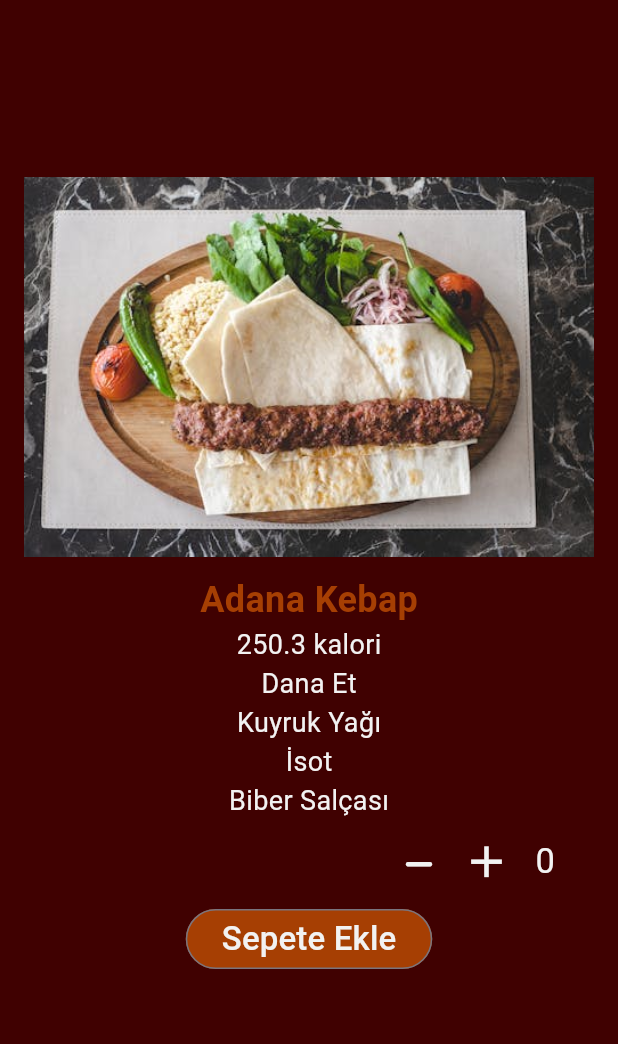
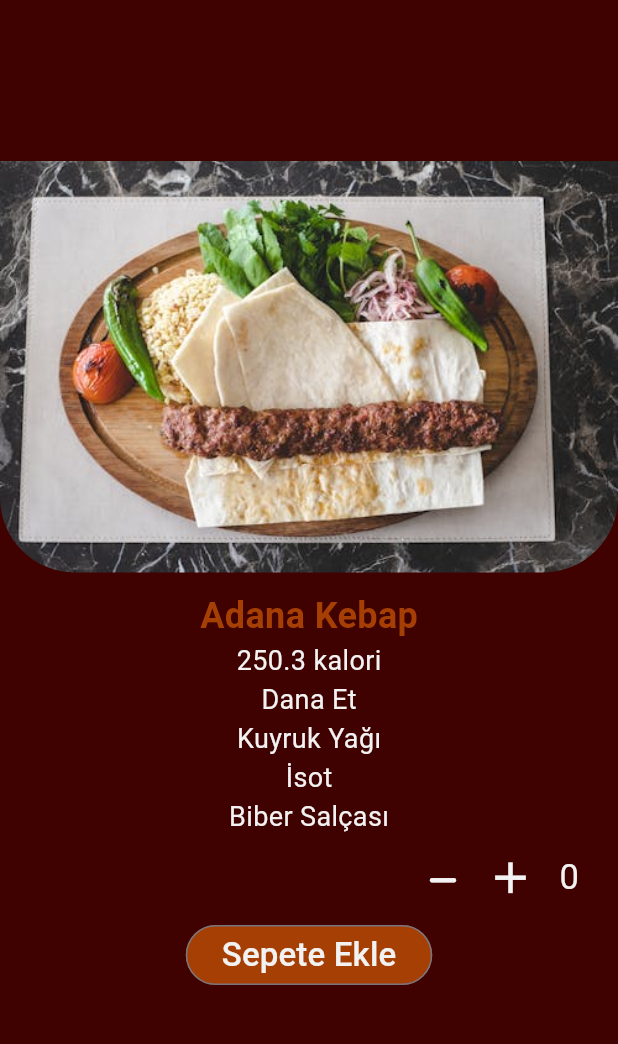
Before and after one commit to nrlhhlcn/yemekFlutter, a Flutter app: the screen it shows after launch, after a tap on "Adana Kebap", on a phone screen of 412 x 824 dp, the part 84-1128 px from its top. Run offline on Flutter 3.47's test engine with Material 3 defaults, Android fonts, the light colour scheme and no system bars.

Commit message:
resimlere radius eklendi

```diff
--- a/lib/ana_sayfa.dart
+++ b/lib/ana_sayfa.dart
@@ -39,11 +39,14 @@ class _AnaSayfaState extends State<AnaSayfa> {
               },
               child: Column(
                 children: [
-                  Image.asset(
-                    yemek.resimYolu,
-                    width: 120,
-                    height: 120,
-                    fit: BoxFit.cover,
+                  ClipRRect(
+                    borderRadius: BorderRadius.circular(20),
+                    child: Image.asset(
+                      yemek.resimYolu,
+                      width: 120,
+                      height: 120,
+                      fit: BoxFit.cover,
+                    ),
                   ),
                   const SizedBox(height: 8),
                   Text(
--- a/lib/yemek_detay.dart
+++ b/lib/yemek_detay.dart
@@ -27,12 +27,17 @@ class _SepetSayfaState extends State<SepetSayfa> {
         backgroundColor: appbarRengi,
       ),
       body: Center(
-          child: Padding(
-            padding: const EdgeInsets.all(16.0),
         child: Column(
           mainAxisAlignment: MainAxisAlignment.center,
           children: [
-                Image.asset(widget.yemek.resimYolu),
+            ClipRRect(
+              borderRadius: const BorderRadius.only(
+                  bottomLeft: Radius.circular(50),
+                  bottomRight: Radius.circular(50)),
+              child: Image.asset(
+                widget.yemek.resimYolu,
+              ),
+            ),
             const SizedBox(
               height: 12,
             ),
@@ -95,8 +100,7 @@ class _SepetSayfaState extends State<SepetSayfa> {
             OutlinedButton(
                 onPressed: sepeteEkle,
                 style: OutlinedButton.styleFrom(
-                        backgroundColor: appbarRengi,
-                        foregroundColor: yaziRengi),
+                    backgroundColor: appbarRengi, foregroundColor: yaziRengi),
                 child: const Text(
                   "Sepete Ekle",
                   style: TextStyle(fontSize: 22),
@@ -104,7 +108,7 @@ class _SepetSayfaState extends State<SepetSayfa> {
           ],
         ),
       ),
-        ));
+    );
   }
 
   void sepeteEkle() {
```
Lines whose indentation alone changed are shown as unchanged.
